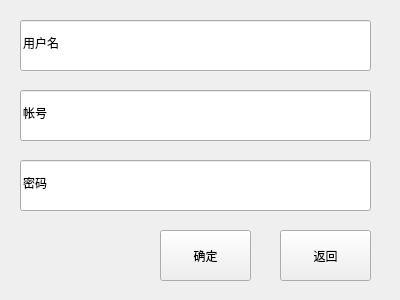
This is registe.ui in CSRyan6/csr as Qt 5 draws it before an edit. The edited form follows.
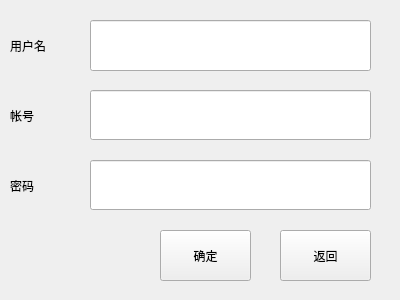
This is the edited form.

What changed in the file:
```diff
--- a/registe.ui
+++ b/registe.ui
@@ -13,38 +13,6 @@
   <property name="windowTitle">
    <string>Form</string>
   </property>
-  <widget class="QLineEdit" name="id">
-   <property name="geometry">
-    <rect>
-     <x>20</x>
-     <y>90</y>
-     <width>351</width>
-     <height>51</height>
-    </rect>
-   </property>
-   <property name="styleSheet">
-    <string notr="true">font: 14pt &quot;华文楷体&quot;;</string>
-   </property>
-   <property name="text">
-    <string>帐号</string>
-   </property>
-  </widget>
-  <widget class="QLineEdit" name="password">
-   <property name="geometry">
-    <rect>
-     <x>20</x>
-     <y>160</y>
-     <width>351</width>
-     <height>51</height>
-    </rect>
-   </property>
-   <property name="styleSheet">
-    <string notr="true">font: 14pt &quot;华文楷体&quot;;</string>
-   </property>
-   <property name="text">
-    <string>密码</string>
-   </property>
-  </widget>
   <widget class="QPushButton" name="confirm">
    <property name="geometry">
     <rect>
@@ -80,9 +48,57 @@
   <widget class="QLineEdit" name="username">
    <property name="geometry">
     <rect>
-     <x>20</x>
+     <x>90</x>
      <y>20</y>
-     <width>351</width>
+     <width>281</width>
+     <height>51</height>
+    </rect>
+   </property>
+   <property name="styleSheet">
+    <string notr="true">font: 14pt &quot;华文楷体&quot;;</string>
+   </property>
+   <property name="text">
+    <string/>
+   </property>
+  </widget>
+  <widget class="QLineEdit" name="id">
+   <property name="geometry">
+    <rect>
+     <x>90</x>
+     <y>90</y>
+     <width>281</width>
+     <height>50</height>
+    </rect>
+   </property>
+   <property name="styleSheet">
+    <string notr="true">font: 14pt &quot;华文楷体&quot;;</string>
+   </property>
+   <property name="text">
+    <string/>
+   </property>
+  </widget>
+  <widget class="QLineEdit" name="password">
+   <property name="geometry">
+    <rect>
+     <x>90</x>
+     <y>160</y>
+     <width>281</width>
+     <height>50</height>
+    </rect>
+   </property>
+   <property name="styleSheet">
+    <string notr="true">font: 14pt &quot;华文楷体&quot;;</string>
+   </property>
+   <property name="text">
+    <string/>
+   </property>
+  </widget>
+  <widget class="QLabel" name="label">
+   <property name="geometry">
+    <rect>
+     <x>10</x>
+     <y>20</y>
+     <width>81</width>
      <height>51</height>
     </rect>
    </property>
@@ -93,6 +109,38 @@
     <string>用户名</string>
    </property>
   </widget>
+  <widget class="QLabel" name="label_2">
+   <property name="geometry">
+    <rect>
+     <x>10</x>
+     <y>90</y>
+     <width>72</width>
+     <height>51</height>
+    </rect>
+   </property>
+   <property name="styleSheet">
+    <string notr="true">font: 14pt &quot;华文楷体&quot;;</string>
+   </property>
+   <property name="text">
+    <string>帐号</string>
+   </property>
+  </widget>
+  <widget class="QLabel" name="label_3">
+   <property name="geometry">
+    <rect>
+     <x>10</x>
+     <y>160</y>
+     <width>72</width>
+     <height>51</height>
+    </rect>
+   </property>
+   <property name="styleSheet">
+    <string notr="true">font: 14pt &quot;华文楷体&quot;;</string>
+   </property>
+   <property name="text">
+    <string>密码</string>
+   </property>
+  </widget>
  </widget>
  <resources/>
  <connections/>
```
